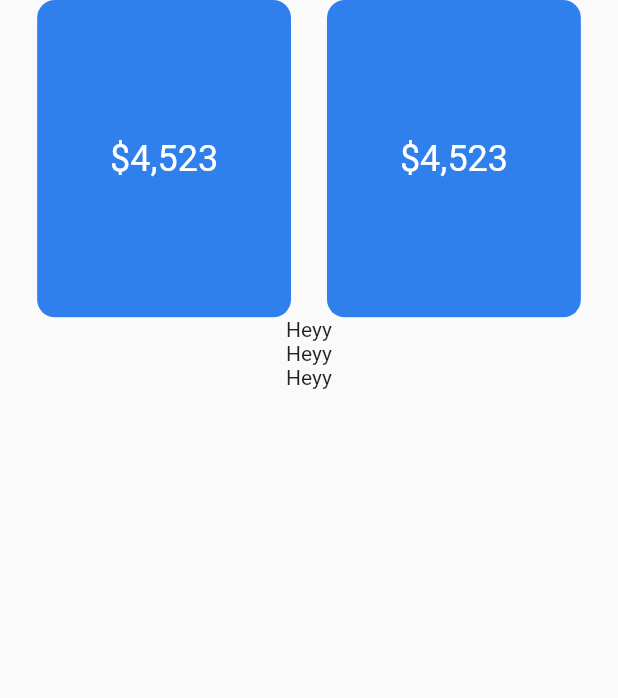
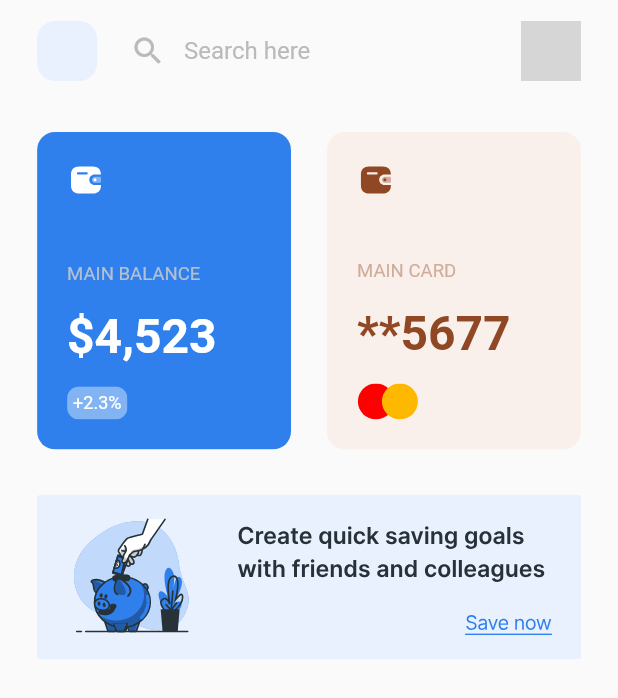
Before and after one commit to oluwakeye-john/fintech-app, a Flutter app: the screen it shows after launch, on a phone screen of 412 x 824 dp. Shown: the top 698 px of the screen. Run offline on Flutter 3.47's test engine with Material 2 defaults, Android fonts, the phone set to English and light mode, and no system bars; our stand-ins replace flutter_svg; network calls fail; grey boxes are pictures that could not be loaded.

Commit message:
update to home screen

```diff
--- a/lib/constants.dart
+++ b/lib/constants.dart
@@ -2,3 +2,11 @@ import 'package:flutter/material.dart';
 
 Color primaryColor = Color(0xFF2F80ED);
 Color secondaryColor = Color(0xFF010203);
+
+Color primaryLight = Color(0xFFE8F1FD);
+
+Color brownColor = Color(0xFFFAF0EB);
+
+Color inputBg = Color(0xFFFAFAFA);
+
+Color inputText = Color(0xFFBABABA);
--- a/lib/main.dart
+++ b/lib/main.dart
@@ -12,6 +12,7 @@ class MyApp extends StatelessWidget {
     return MaterialApp(
       title: 'Flutter Demo',
       home: HomeScreen(),
+      debugShowCheckedModeBanner: false,
     );
   }
 }
--- a/lib/pages/home.dart
+++ b/lib/pages/home.dart
@@ -1,6 +1,8 @@
+import 'package:fintech/widgets/home/ads.dart';
 import 'package:fintech/widgets/home/balance-card.dart';
 import 'package:fintech/widgets/home/balance-list.dart';
 import 'package:fintech/widgets/home/body.dart';
+import 'package:fintech/widgets/home/header.dart';
 import 'package:flutter/material.dart';
 
 class HomeScreen extends StatelessWidget {
@@ -10,10 +12,14 @@ class HomeScreen extends StatelessWidget {
       child: Column(
         mainAxisAlignment: MainAxisAlignment.start,
         children: [
-          BalanceList(children: [HomeBalanceCard(), HomeBalanceCard()]),
-          Text("Heyy"),
-          Text("Heyy"),
-          Text("Heyy"),
+          HomeHeader(),
+          BalanceList(children: [
+            HomeBalanceCard(),
+            HomeBalanceCard(
+              alt: true,
+            )
+          ]),
+          HomeAds(),
         ],
       ),
     );
--- /dev/null
+++ b/lib/widgets/general/input.dart
@@ -0,0 +1,27 @@
+import 'package:fintech/constants.dart';
+import 'package:flutter/material.dart';
+
+class CustomInput extends StatelessWidget {
+  const CustomInput({
+    Key key,
+  }) : super(key: key);
+
+  @override
+  Widget build(BuildContext context) {
+    return TextField(
+      decoration: InputDecoration(
+          contentPadding: EdgeInsets.all(0),
+          filled: true,
+          fillColor: inputBg,
+          prefixIcon: Icon(Icons.search_outlined, color: inputText),
+          hintText: "Search here",
+          hintStyle: TextStyle(color: inputText),
+          enabledBorder: OutlineInputBorder(
+              borderRadius: BorderRadius.circular(12),
+              borderSide: BorderSide(color: Colors.transparent)),
+          focusedBorder: OutlineInputBorder(
+              borderRadius: BorderRadius.circular(12),
+              borderSide: BorderSide(color: primaryColor, width: 1.5))),
+    );
+  }
+}
--- /dev/null
+++ b/lib/widgets/home/ads.dart
@@ -0,0 +1,22 @@
+import 'package:flutter/material.dart';
+import 'package:flutter_svg/svg.dart';
+
+class HomeAds extends StatelessWidget {
+  const HomeAds({
+    Key key,
+  }) : super(key: key);
+
+  @override
+  Widget build(BuildContext context) {
+    return Container(
+      width: double.infinity,
+      height: 110,
+      margin: EdgeInsets.only(top: 30),
+      child: SvgPicture.asset(
+        'assets/images/save-ads.svg',
+        width: double.infinity,
+        fit: BoxFit.cover,
+      ),
+    );
+  }
+}
--- a/lib/widgets/home/balance-card.dart
+++ b/lib/widgets/home/balance-card.dart
@@ -1,19 +1,63 @@
 import 'package:fintech/constants.dart';
 import 'package:flutter/material.dart';
+import 'package:flutter_svg/flutter_svg.dart';
 
 class HomeBalanceCard extends StatelessWidget {
+  final bool alt;
+  HomeBalanceCard({this.alt = false});
+
   @override
   Widget build(BuildContext context) {
     return ClipRRect(
       borderRadius: BorderRadius.circular(12),
-      child: Container(
-        color: primaryColor,
-        padding: EdgeInsets.all(20),
-        child: Center(
-            child: Text(
-          "\$4,523",
-          style: TextStyle(color: Colors.white, fontSize: 24),
-        )),
+      child: InkWell(
+        onTap: () {},
+        child: Container(
+          color: !alt ? primaryColor : brownColor,
+          padding: EdgeInsets.all(20),
+          child: Column(
+              mainAxisAlignment: MainAxisAlignment.spaceBetween,
+              crossAxisAlignment: CrossAxisAlignment.start,
+              children: [
+                SvgPicture.asset(!alt
+                    ? 'assets/images/wallet.svg'
+                    : 'assets/images/wallet-brown.svg'),
+                Column(
+                  crossAxisAlignment: CrossAxisAlignment.start,
+                  children: [
+                    Text(
+                      !alt ? "MAIN BALANCE" : "MAIN CARD",
+                      style: TextStyle(
+                          color: !alt ? Color(0xFFB3C0D0) : Color(0xFFCFAD9B),
+                          fontSize: 12.4),
+                    ),
+                    Padding(
+                      padding: const EdgeInsets.only(top: 16, bottom: 14),
+                      child: Text(
+                        !alt ? "\$4,523" : "**5677",
+                        style: TextStyle(
+                            color: !alt ? Colors.white : Color(0xFF8F4724),
+                            fontSize: 32,
+                            fontWeight: FontWeight.bold),
+                      ),
+                    ),
+                    !alt
+                        ? ClipRRect(
+                            borderRadius: BorderRadius.circular(8),
+                            child: Container(
+                                padding: EdgeInsets.all(4),
+                                color: Color(0xFF82B4F4),
+                                child: Text(
+                                  '+2.3%',
+                                  style: TextStyle(
+                                      color: Colors.white, fontSize: 12),
+                                )),
+                          )
+                        : SvgPicture.asset('assets/images/mastercard.svg')
+                  ],
+                )
+              ]),
+        ),
       ),
     );
   }
--- /dev/null
+++ b/lib/widgets/home/dot.dart
@@ -0,0 +1,27 @@
+import 'package:fintech/constants.dart';
+import 'package:flutter/material.dart';
+
+class Dot extends StatelessWidget {
+  const Dot({
+    Key key,
+  }) : super(key: key);
+
+  @override
+  Widget build(BuildContext context) {
+    return ClipRRect(
+      borderRadius: BorderRadius.circular(17),
+      child: Container(
+        color: Colors.white,
+        padding: EdgeInsets.all(1.9),
+        child: ClipRRect(
+          borderRadius: BorderRadius.circular(15),
+          child: Container(
+            width: 15,
+            height: 15,
+            color: primaryColor,
+          ),
+        ),
+      ),
+    );
+  }
+}
--- /dev/null
+++ b/lib/widgets/home/header.dart
@@ -0,0 +1,49 @@
+import 'package:fintech/constants.dart';
+import 'package:fintech/widgets/general/input.dart';
+import 'package:fintech/widgets/home/dot.dart';
+import 'package:flutter/material.dart';
+
+class HomeHeader extends StatelessWidget {
+  @override
+  Widget build(BuildContext context) {
+    return Container(
+      padding: EdgeInsets.only(top: 10, bottom: 30),
+      child: Row(
+        mainAxisAlignment: MainAxisAlignment.spaceBetween,
+        children: [
+          ClipRRect(
+            borderRadius: BorderRadius.circular(12),
+            child: Container(
+              width: 40,
+              height: 40,
+              color: primaryLight,
+            ),
+          ),
+          Expanded(
+              child: Container(
+            padding: EdgeInsets.only(left: 10, right: 10),
+            child: CustomInput(),
+          )),
+          Stack(
+            children: [
+              ClipRRect(
+                borderRadius: BorderRadius.circular(12),
+                child: Container(
+                  width: 40,
+                  height: 40,
+                  color: primaryLight,
+                  child: Image.network(
+                    'https://picsum.photos/100',
+                    width: 40,
+                    height: 40,
+                  ),
+                ),
+              ),
+              Positioned(bottom: 0, left: 0, child: Dot())
+            ],
+          ),
+        ],
+      ),
+    );
+  }
+}
```
Also changed, not shown: pubspec.yaml (+4 -6 lines), assets/images/mastercard.svg (added), assets/images/save-ads.svg (added), assets/images/wallet-brown.svg (added), assets/images/wallet.svg (added), pubspec.lock.
